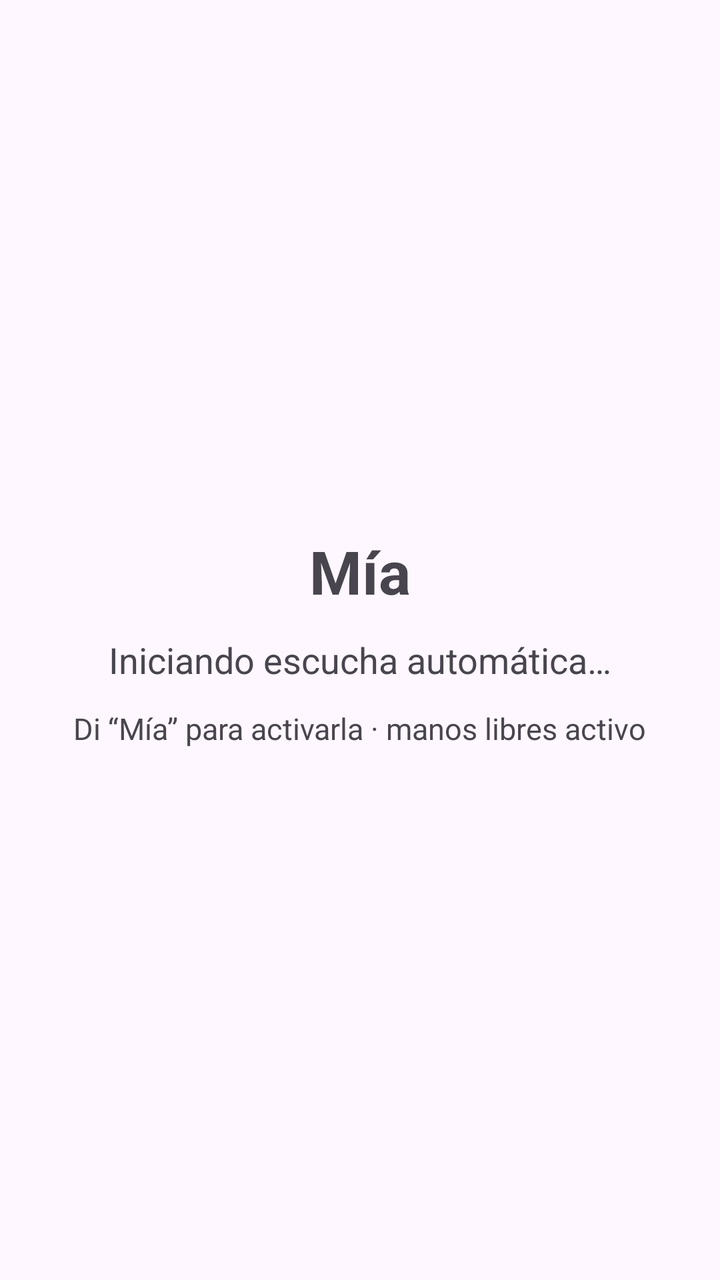
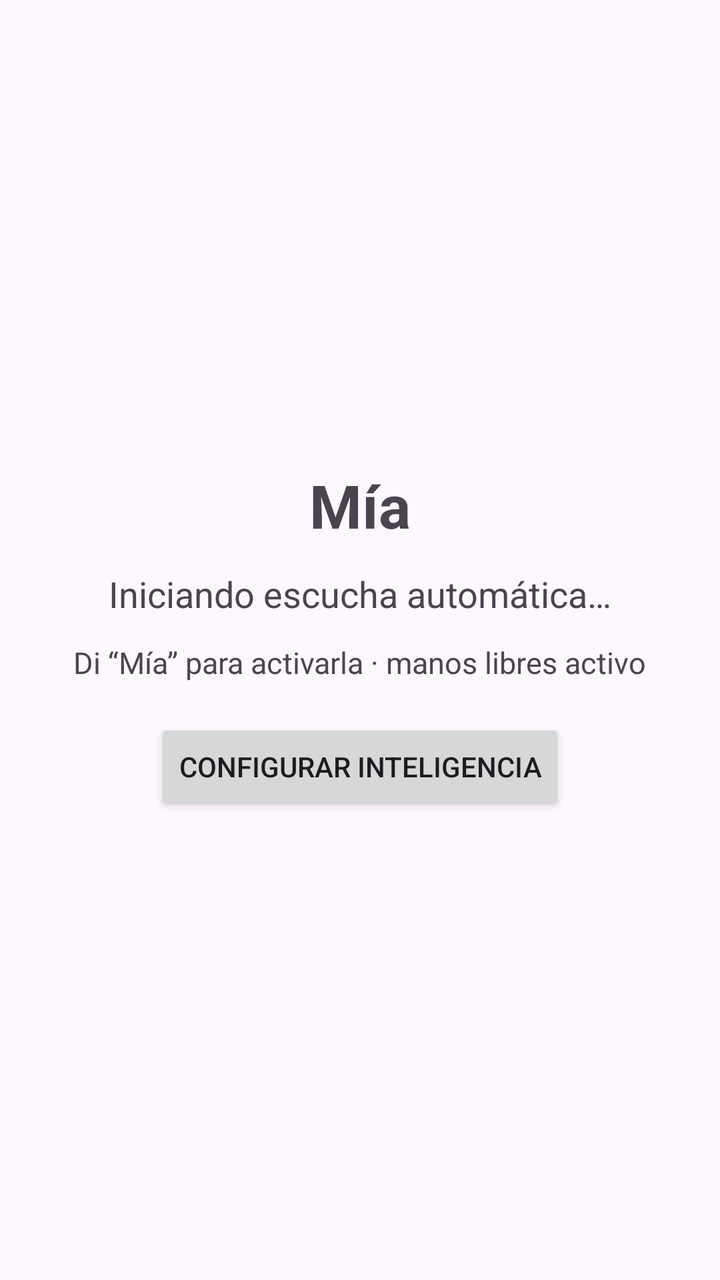

An Android layout rendered at two revisions. The XML below is the earlier revision; the diff shows what the commit changed to produce the second picture.
<!-- AndroidManifest.xml: application theme Theme.Asistente -->
<!-- res/layout/activity_main.xml -->
<?xml version="1.0" encoding="utf-8"?>
<LinearLayout xmlns:android="http://schemas.android.com/apk/res/android"
    android:layout_width="match_parent"
    android:layout_height="match_parent"
    android:orientation="vertical"
    android:gravity="center"
    android:padding="24dp">

    <TextView
        android:id="@+id/titleText"
        android:layout_width="wrap_content"
        android:layout_height="wrap_content"
        android:text="Mía"
        android:textSize="30sp"
        android:textStyle="bold"
        android:layout_marginBottom="12dp" />

    <TextView
        android:id="@+id/statusText"
        android:layout_width="match_parent"
        android:layout_height="wrap_content"
        android:text="Iniciando escucha automática…"
        android:textSize="18sp"
        android:gravity="center"
        android:layout_marginBottom="12dp" />

    <TextView
        android:layout_width="wrap_content"
        android:layout_height="wrap_content"
        android:text="Di “Mía” para activarla · manos libres activo"
        android:textSize="15sp" />

</LinearLayout>
<!-- resources referenced by this layout -->
<resources>
  <style name="Theme.Asistente" parent="Theme.Material3.DayNight.NoActionBar">
          <item name="android:windowLightStatusBar">true</item>
      </style>
</resources>

<!-- the commit's change to res/layout/activity_main.xml (unified diff, before → after) -->
@@ -28,6 +28,13 @@
         android:layout_width="wrap_content"
         android:layout_height="wrap_content"
         android:text="Di “Mía” para activarla · manos libres activo"
-        android:textSize="15sp" />
+        android:textSize="15sp"
+        android:layout_marginBottom="18dp" />
+
+    <Button
+        android:id="@+id/aiSettingsButton"
+        android:layout_width="wrap_content"
+        android:layout_height="wrap_content"
+        android:text="Configurar inteligencia" />
 
 </LinearLayout>
